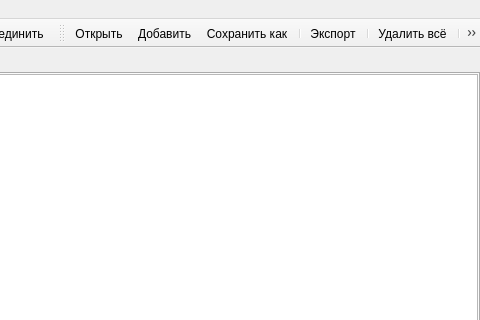
Qt form candrivewin.ui (catompiler/QCanDrive) before a commit; both pictures show x 278 to 758 and y 0 to 320 of the 758 by 533 pixel window.
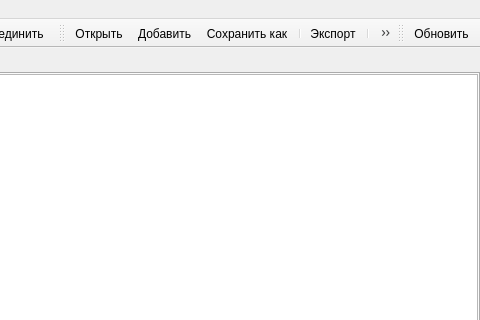
The same form after that commit. Icons and pictures are not drawn. Custom widgets are drawn as their Qt base class.

Commit message: regs view refresh data from device

What changed in the file:
```diff
--- a/candrivewin.ui
+++ b/candrivewin.ui
@@ -241,6 +241,18 @@
    <addaction name="actRegListExpandTree"/>
    <addaction name="actRegListCollapseTree"/>
   </widget>
+  <widget class="QToolBar" name="tbRegsView">
+   <property name="windowTitle">
+    <string>toolBar</string>
+   </property>
+   <attribute name="toolBarArea">
+    <enum>TopToolBarArea</enum>
+   </attribute>
+   <attribute name="toolBarBreak">
+    <bool>false</bool>
+   </attribute>
+   <addaction name="actRegsViewRefresh"/>
+  </widget>
   <action name="actDebugExec">
    <property name="icon">
     <iconset resource="qt_canopennode_slcan.qrc">
@@ -505,6 +517,18 @@
     <string>Дублировать элемент</string>
    </property>
   </action>
+  <action name="actRegsViewRefresh">
+   <property name="icon">
+    <iconset resource="candrive.qrc">
+     <normaloff>:/images/icons/Synchronize_blue-48.png</normaloff>:/images/icons/Synchronize_blue-48.png</iconset>
+   </property>
+   <property name="text">
+    <string>Обновить</string>
+   </property>
+   <property name="toolTip">
+    <string>Обновить отображённые регистры</string>
+   </property>
+  </action>
  </widget>
  <customwidgets>
   <customwidget>
```
Left out of the diff: 6 changed lines with no effect on the pictures. The commit also changes 7 other files.
